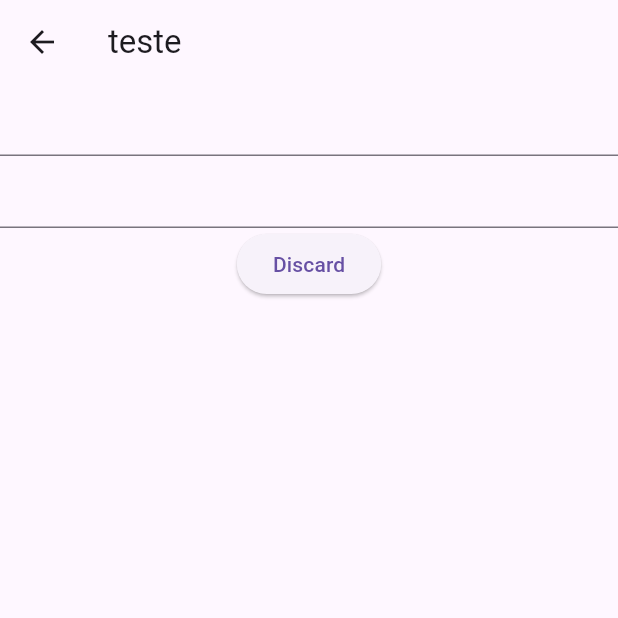
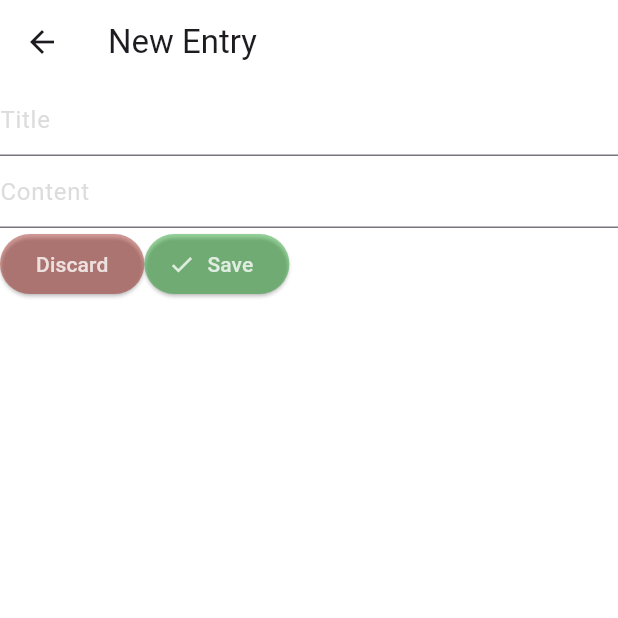
Before and after one commit to OGustavo-Silva/flutter_mydiary, a Flutter app: the NewEntryRoute screen opened directly, on a phone screen of 412 x 824 dp, the top half of it. Run offline on Flutter 3.47's test engine with Material 3 defaults, Android fonts, the phone set to English and light mode, and no system bars.

Commit message:
added style to forms on new entry route

```diff
--- a/lib/new_entry_route.dart
+++ b/lib/new_entry_route.dart
@@ -14,8 +14,8 @@ class _NewEntryRouteState extends State<NewEntryRoute> {
   Widget build(BuildContext context) {
     return Scaffold(
       appBar: AppBar(
-        title: const Text("teste"),
-      ),
+          title: const Text("New Entry"),
+          backgroundColor: const Color.fromARGB(199, 255, 255, 255)),
       body: Center(
         child: Column(
           children: [
@@ -23,23 +23,53 @@ class _NewEntryRouteState extends State<NewEntryRoute> {
               child: Column(
                 children: <Widget>[
                   TextFormField(
-
+                    style: const TextStyle(color: Colors.white),
+                    decoration: const InputDecoration(
+                        hintText: "Title",
+                        hintStyle: TextStyle(
+                            color: Color.fromARGB(99, 164, 164, 164))),
                   ),
                   TextFormField(
-
+                    style: const TextStyle(color: Colors.white),
+                    decoration: const InputDecoration(
+                        hintText: "Content",
+                        hintStyle: TextStyle(
+                            color: Color.fromARGB(99, 164, 164, 164))),
+                  ),
+                  Row(
+                    children: [
+                      ElevatedButton(
+                        onPressed: () {
+                          Navigator.pop(context);
+                        },
+                        style: ElevatedButton.styleFrom(
+                          backgroundColor: Color.fromARGB(100, 150, 10, 0),
+                          foregroundColor:
+                              const Color.fromARGB(199, 255, 255, 255),
+                        ),
+                        child: const Text("Discard"),
+                      ),
+                      ElevatedButton.icon(
+                        onPressed: () {
+                          Navigator.pop(context);
+                        },
+                        icon: const Icon(Icons.check),
+                        label: const Text("Save"),
+                        style: ElevatedButton.styleFrom(
+                          backgroundColor: Color.fromARGB(100, 0, 150, 10),
+                          foregroundColor:
+                              const Color.fromARGB(199, 255, 255, 255),
+                        ),
+                      )
+                    ],
                   ),
                 ],
               ),
             ),
-            ElevatedButton(
-              onPressed: () {
-                Navigator.pop(context);
-              },
-              child: const Text("Discard"),
-            ),
           ],
         ),
       ),
+      backgroundColor: const Color.fromARGB(0, 56, 56, 56),
     );
   }
 }
```
